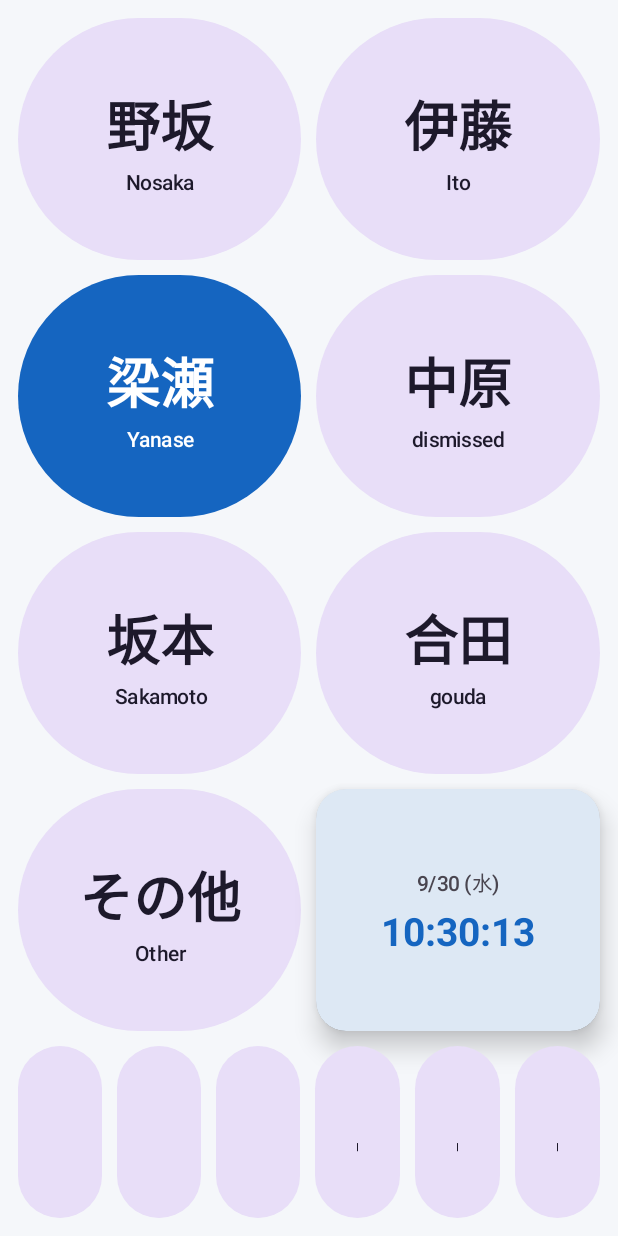
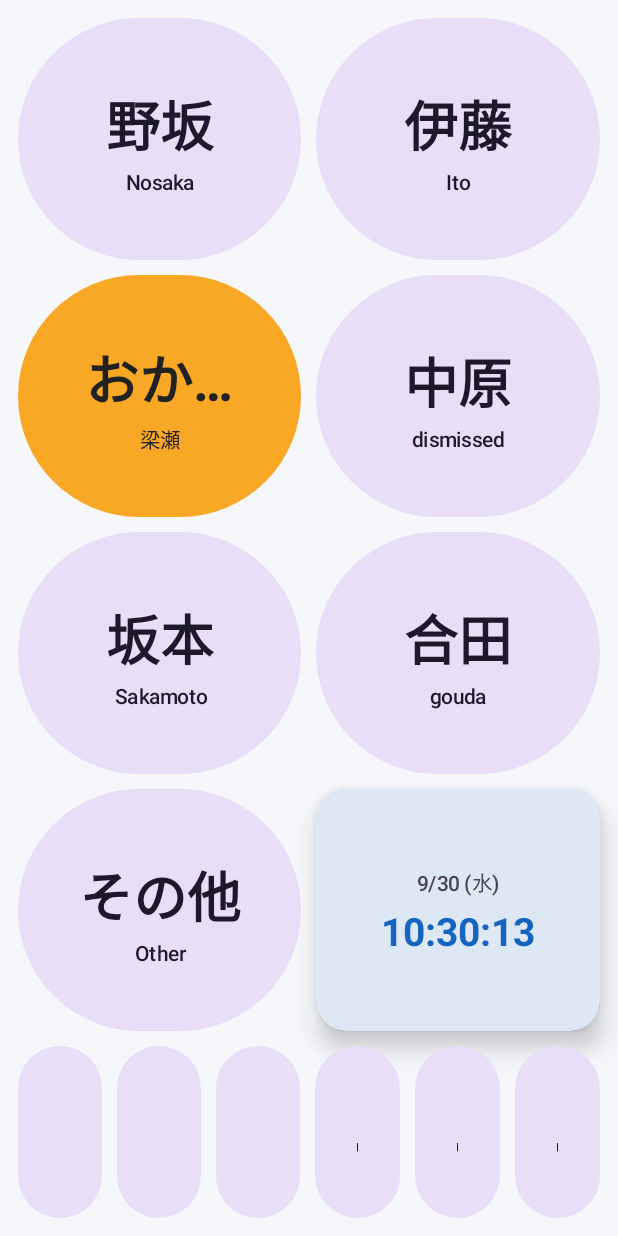
Before and after one commit to fatman7762/-, an Android app built with Jetpack Compose: the screen it shows after launch (MainActivity), after a tap on "梁瀬", on a phone screen of 412 x 824 dp. Run offline under Robolectric (Android 15) with nearby library versions, the phone set to English and light mode, and no system bars; 2 other taps on this screen came first.

Commit message:
Show yellow おかえり for 梁瀬 and Slack welcome text
Mirror the 中原 special-select pattern with a yellow kiosk state
and send おかえり to Slack when 梁瀬 is chosen.

Co-authored-by: training01 <training01@light-path.jp>

```diff
--- a/android/app/src/main/java/jp/co/lightpath/reception/ui/ReceptionScreen.kt
+++ b/android/app/src/main/java/jp/co/lightpath/reception/ui/ReceptionScreen.kt
@@ -30,6 +30,7 @@ import androidx.compose.runtime.setValue
 import androidx.compose.ui.Alignment
 import androidx.compose.ui.Modifier
 import androidx.compose.ui.draw.shadow
+import androidx.compose.ui.graphics.Color
 import androidx.compose.ui.text.font.FontWeight
 import androidx.compose.ui.text.style.TextAlign
 import androidx.compose.ui.text.style.TextOverflow
@@ -65,6 +66,11 @@ private val PARTY_SIZES = (1..6).toList()
 private fun partyLabel(size: Int): String = if (size >= 6) "6～" else size.toString()
 
 private enum class FlashKind { None, Success, Error }
+
+private enum class SpecialSelect { None, Fired, Welcome }
+
+private val WelcomeYellow = Color(0xFFF9A825)
+private val OnWelcomeYellow = Color(0xFF212121)
 
 private val TIME_FORMATTER: DateTimeFormatter = DateTimeFormatter.ofPattern("HH:mm:ss")
 private val DATE_FORMATTER: DateTimeFormatter = DateTimeFormatter.ofPattern("M/d (E)", java.util.Locale.JAPANESE)
@@ -231,15 +237,24 @@ private fun StaffGrid(
             ) {
                 rowItems.forEach { staff ->
                     val isSelected = selected == staff.name
-                    // 中原だけ選んだときは赤く「クビ」表示（ギャグ）
-                    val showKubi = staff.name == "中原" && isSelected && flash == FlashKind.None
+                    val special = when {
+                        !isSelected || flash != FlashKind.None -> SpecialSelect.None
+                        staff.name == "中原" -> SpecialSelect.Fired
+                        staff.name == "梁瀬" -> SpecialSelect.Welcome
+                        else -> SpecialSelect.None
+                    }
+                    val (label, subtitle) = when (special) {
+                        SpecialSelect.Fired -> "クビ" to "中原"
+                        SpecialSelect.Welcome -> "おかえり" to "梁瀬"
+                        SpecialSelect.None -> staff.name to staff.romaji
+                    }
                     ChoiceButton(
-                        label = if (showKubi) "クビ" else staff.name,
-                        subtitle = if (showKubi) "中原" else staff.romaji,
+                        label = label,
+                        subtitle = subtitle,
                         selected = isSelected,
                         flash = flash,
                         enabled = enabled,
-                        dangerSelected = showKubi,
+                        specialSelect = special,
                         labelSize = scale.staffName,
                         subtitleSize = scale.staffRomaji,
                         modifier = Modifier
@@ -392,7 +407,7 @@ private fun ChoiceButton(
     modifier: Modifier = Modifier,
     subtitle: String? = null,
     subtitleSize: TextUnit = 14.sp,
-    dangerSelected: Boolean = false,
+    specialSelect: SpecialSelect = SpecialSelect.None,
     onClick: () -> Unit,
 ) {
     val labelStyle = MaterialTheme.typography.headlineMedium.copy(
@@ -440,11 +455,17 @@ private fun ChoiceButton(
                 disabledContainerColor = MaterialTheme.colorScheme.tertiary,
                 disabledContentColor = MaterialTheme.colorScheme.onTertiary,
             )
-            flash == FlashKind.Error || dangerSelected -> ButtonDefaults.buttonColors(
+            flash == FlashKind.Error || specialSelect == SpecialSelect.Fired -> ButtonDefaults.buttonColors(
                 containerColor = MaterialTheme.colorScheme.error,
                 contentColor = MaterialTheme.colorScheme.onError,
                 disabledContainerColor = MaterialTheme.colorScheme.error,
                 disabledContentColor = MaterialTheme.colorScheme.onError,
+            )
+            specialSelect == SpecialSelect.Welcome -> ButtonDefaults.buttonColors(
+                containerColor = WelcomeYellow,
+                contentColor = OnWelcomeYellow,
+                disabledContainerColor = WelcomeYellow,
+                disabledContentColor = OnWelcomeYellow,
             )
             else -> ButtonDefaults.buttonColors(
                 containerColor = MaterialTheme.colorScheme.primary,
```
Also changed, not shown: 4 other files.
